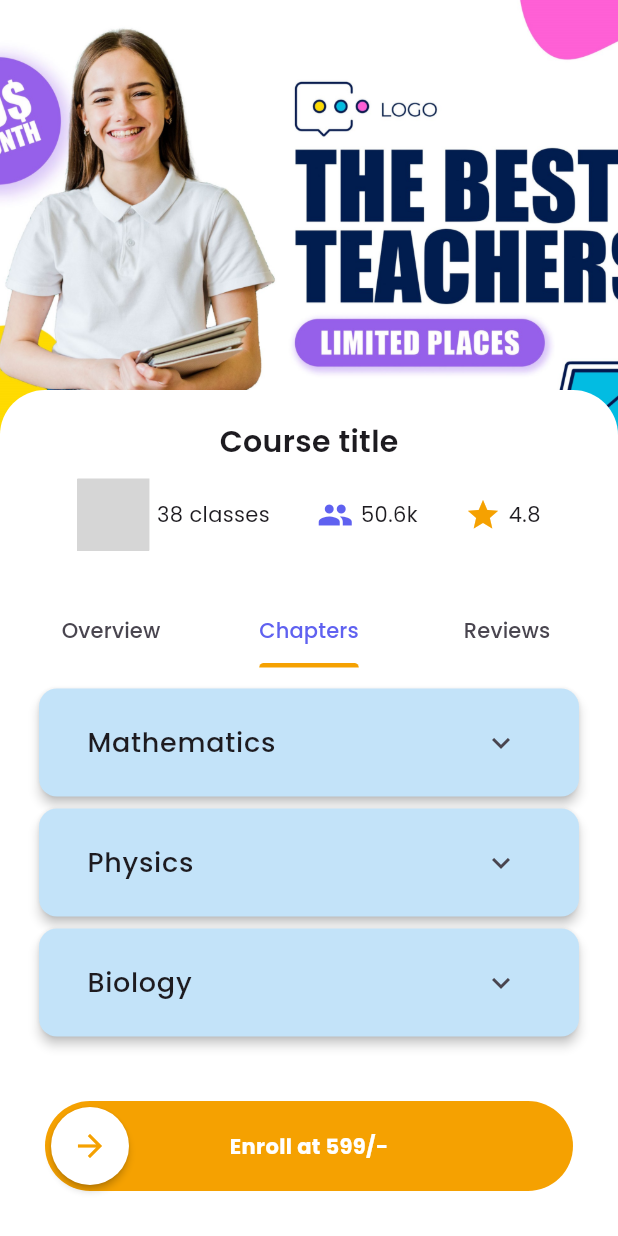
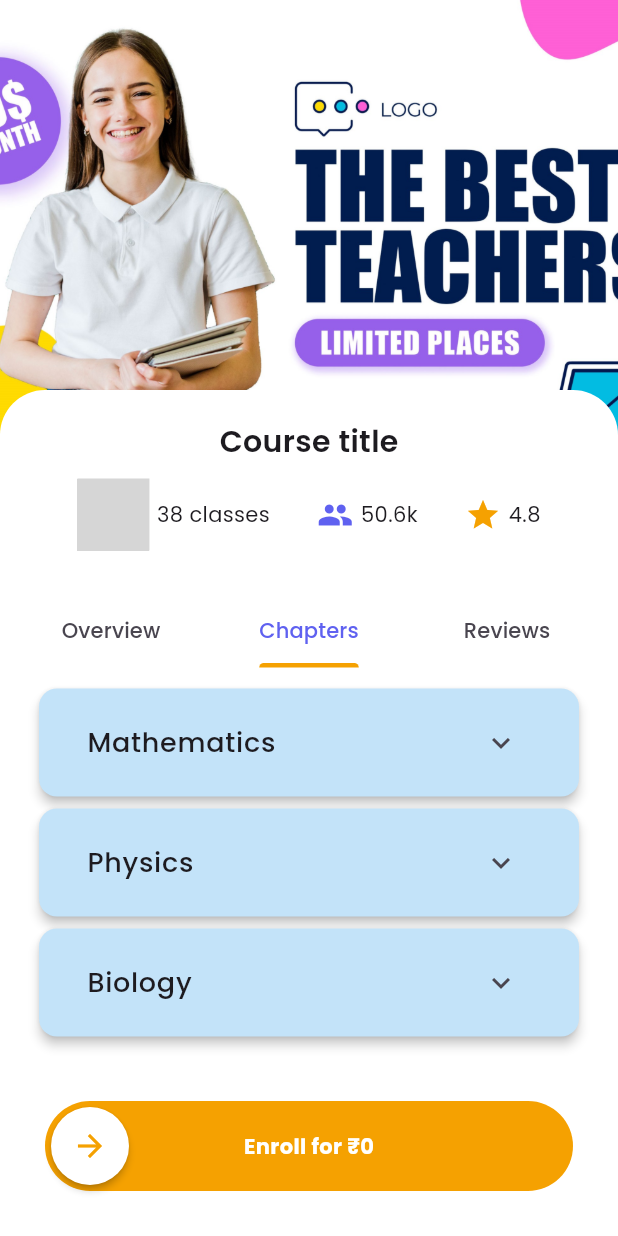
Before and after one commit to midhunmashuptech/Zephyr, a Flutter app: the CourseDetailsScreen screen opened directly, tab 2 chosen, on a phone screen of 412 x 824 dp. Run offline on Flutter 3.47's test engine with Material 3 defaults, Android fonts, the phone set to English and light mode, and no system bars; drawn by our look-alikes of swipeable_button_view; our stand-ins replace better_player, cached_network_image, dotted_border, file_picker, fluentui_system_icons, flutter_local_notifications and 16 more; missing offline and left inert: iconify_flutter_plus, syncfusion_flutter_pdfviewer; accounts and stored records are empty; network calls fail; statements that could not run were skipped; project files that could hold a hidden picture were left out; grey boxes are pictures that could not be loaded.

Commit message:
course overview api enroll rs change

```diff
--- a/lib/common/screens/splash_screen.dart
+++ b/lib/common/screens/splash_screen.dart
@@ -12,7 +12,6 @@ import 'package:zephyr/common/model/user_details_model.dart';
 import 'package:zephyr/common/provider/user_details_provider.dart';
 import 'package:zephyr/common/screens/bottom_nav_screen.dart';
 import 'dart:async';
-
 import 'package:zephyr/common/screens/onboarding_screen.dart';
 import 'package:zephyr/constants/app_constants.dart';
 import 'package:zephyr/constants/config.dart';
--- a/lib/features/coursedetails/screens/course_details_screen.dart
+++ b/lib/features/coursedetails/screens/course_details_screen.dart
@@ -176,7 +176,7 @@ class _CourseDetailsScreenState extends State<CourseDetailsScreen>
                   Padding(
                     padding: const EdgeInsets.all(30.0),
                     child: SwipeableButtonView(
-                      buttonText: "Enroll at 599/-",
+                      buttonText: "Enroll for ₹${double.parse(courseProvider.courseData.price ?? "0.0").toInt()}",
                       buttonWidget: const Icon(Icons.arrow_forward,
                           color: AppColors.primaryOrange),
                       activeColor: AppColors.primaryOrange,
```
